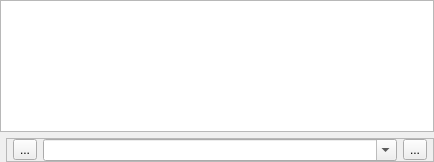
The window that Qt/my_programm/MyTerminal/src/myterminal_mainbox/src/ui/myterminal_mainbox.ui (RinatB2017/mega_GIT) describes before a commit, drawn with Qt 5.
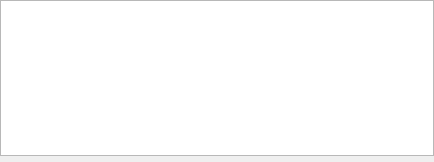
The same window after the commit. Custom widgets are drawn as their Qt base class.

Patch:
```diff
--- a/Qt/my_programm/MyTerminal/src/myterminal_mainbox/src/ui/myterminal_mainbox.ui
+++ b/Qt/my_programm/MyTerminal/src/myterminal_mainbox/src/ui/myterminal_mainbox.ui
@@ -35,54 +35,13 @@
       <widget class="SerialBox5_fix_baudrate" name="serial_widget" native="true"/>
      </item>
      <item>
-      <widget class="QFrame" name="frame">
-       <property name="frameShape">
-        <enum>QFrame::StyledPanel</enum>
+      <widget class="MyComboBox" name="cb_widget" native="true">
+       <property name="sizePolicy">
+        <sizepolicy hsizetype="Expanding" vsizetype="Preferred">
+         <horstretch>0</horstretch>
+         <verstretch>0</verstretch>
+        </sizepolicy>
        </property>
-       <property name="frameShadow">
-        <enum>QFrame::Raised</enum>
-       </property>
-       <layout class="QHBoxLayout" name="horizontalLayout_2">
-        <property name="leftMargin">
-         <number>6</number>
-        </property>
-        <property name="topMargin">
-         <number>0</number>
-        </property>
-        <property name="rightMargin">
-         <number>6</number>
-        </property>
-        <property name="bottomMargin">
-         <number>0</number>
-        </property>
-        <item>
-         <widget class="QToolButton" name="btn_send_text_remove">
-          <property name="text">
-           <string>...</string>
-          </property>
-         </widget>
-        </item>
-        <item>
-         <widget class="QComboBox" name="cb_command">
-          <property name="sizePolicy">
-           <sizepolicy hsizetype="Expanding" vsizetype="Fixed">
-            <horstretch>0</horstretch>
-            <verstretch>0</verstretch>
-           </sizepolicy>
-          </property>
-          <property name="editable">
-           <bool>true</bool>
-          </property>
-         </widget>
-        </item>
-        <item>
-         <widget class="QToolButton" name="btn_send">
-          <property name="text">
-           <string>...</string>
-          </property>
-         </widget>
-        </item>
-       </layout>
       </widget>
      </item>
     </layout>
@@ -96,6 +55,12 @@
    <header>serialbox5_fix_baudrate.hpp</header>
    <container>1</container>
   </customwidget>
+  <customwidget>
+   <class>MyComboBox</class>
+   <extends>QWidget</extends>
+   <header>mycombobox.hpp</header>
+   <container>1</container>
+  </customwidget>
  </customwidgets>
  <tabstops>
   <tabstop>te_terminal</tabstop>
```
